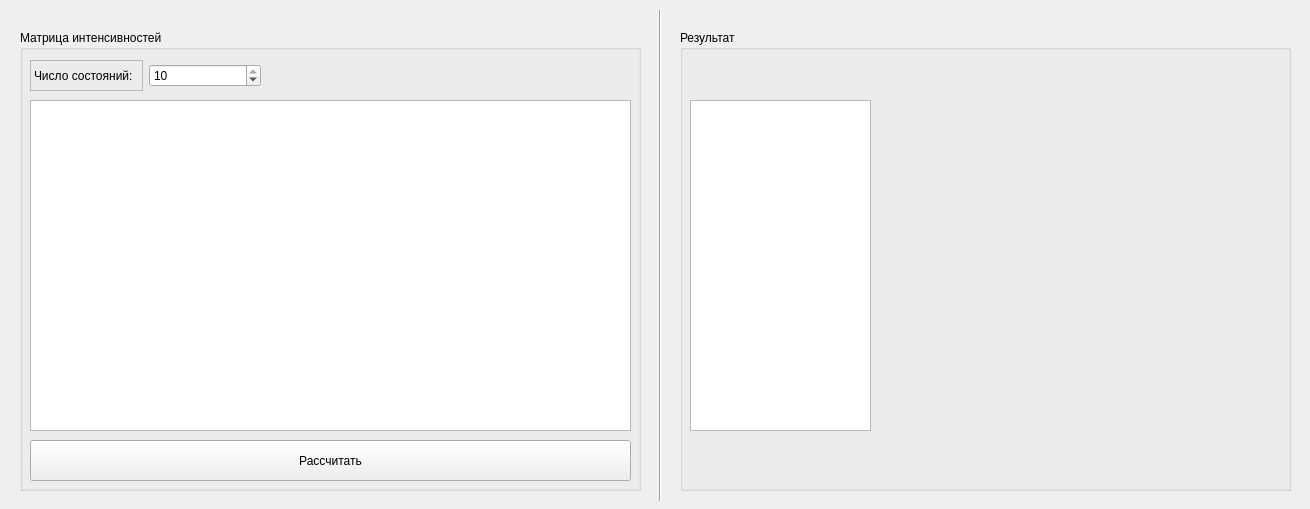
platosha-git/Modeling-2, file lab2/widget.ui: the form before one commit.
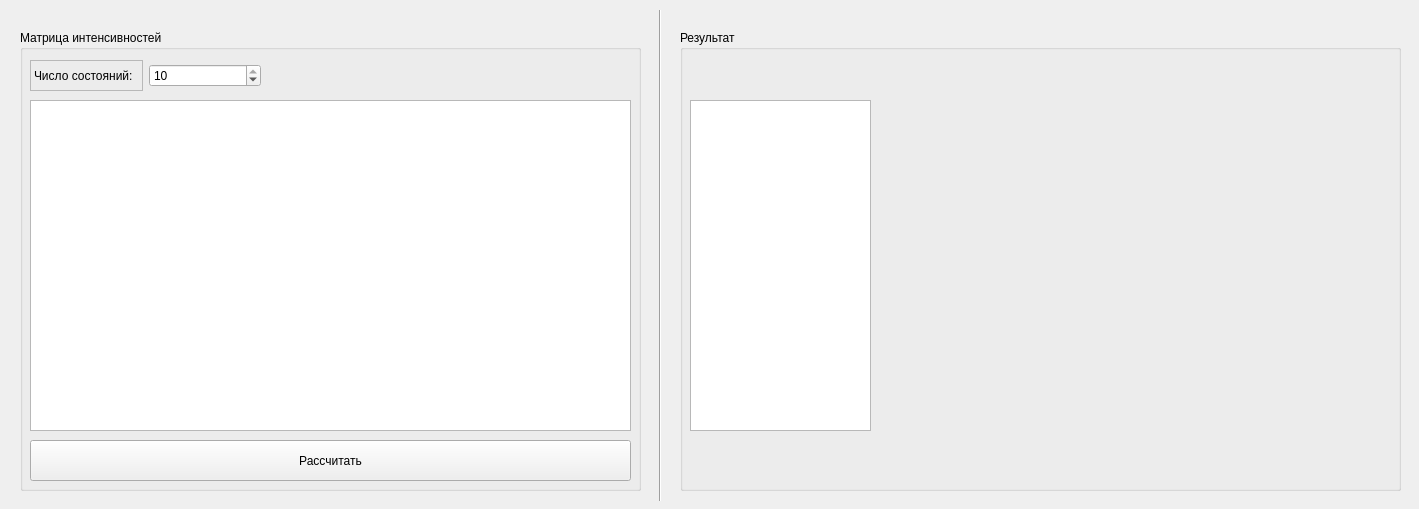
The form after the commit. Custom widgets are drawn as their Qt base class.

The edit to the form file:
```diff
--- a/lab2/widget.ui
+++ b/lab2/widget.ui
@@ -6,7 +6,7 @@
    <rect>
     <x>0</x>
     <y>0</y>
-    <width>1310</width>
+    <width>1419</width>
     <height>509</height>
    </rect>
   </property>
@@ -18,7 +18,7 @@
     <rect>
      <x>10</x>
      <y>10</y>
-     <width>1291</width>
+     <width>1401</width>
      <height>491</height>
     </rect>
    </property>
@@ -123,7 +123,7 @@
      <rect>
       <x>670</x>
       <y>20</y>
-      <width>611</width>
+      <width>721</width>
       <height>461</height>
      </rect>
     </property>
@@ -151,7 +151,7 @@
       <rect>
        <x>200</x>
        <y>30</y>
-       <width>401</width>
+       <width>511</width>
        <height>421</height>
       </rect>
      </property>
```
